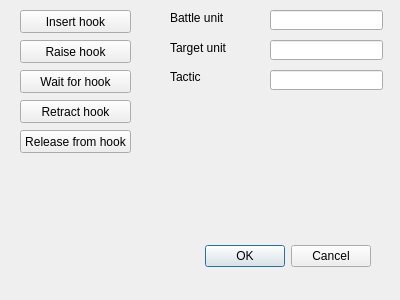
This is MoMTweaker/dialogexternalai.ui in jbalcomb/MoM-RTGT as Qt 5 draws it before an edit. The edited form follows.
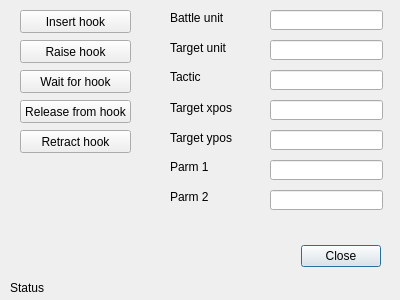
This is the edited form.

The edit to the form file:
```diff
--- a/MoMTweaker/dialogexternalai.ui
+++ b/MoMTweaker/dialogexternalai.ui
@@ -16,9 +16,9 @@
   <widget class="QDialogButtonBox" name="buttonBox">
    <property name="geometry">
     <rect>
-     <x>30</x>
+     <x>20</x>
      <y>240</y>
-     <width>341</width>
+     <width>361</width>
      <height>32</height>
     </rect>
    </property>
@@ -26,7 +26,7 @@
     <enum>Qt::Horizontal</enum>
    </property>
    <property name="standardButtons">
-    <set>QDialogButtonBox::Cancel|QDialogButtonBox::Ok</set>
+    <set>QDialogButtonBox::Close</set>
    </property>
   </widget>
   <widget class="QPushButton" name="pushButton_InsertHook">
@@ -72,7 +72,7 @@
    <property name="geometry">
     <rect>
      <x>20</x>
-     <y>100</y>
+     <y>130</y>
      <width>111</width>
      <height>23</height>
     </rect>
@@ -85,7 +85,7 @@
    <property name="geometry">
     <rect>
      <x>20</x>
-     <y>130</y>
+     <y>100</y>
      <width>111</width>
      <height>23</height>
     </rect>
@@ -163,6 +163,111 @@
     <string>Tactic</string>
    </property>
   </widget>
+  <widget class="QLineEdit" name="lineEdit_TargetXpos">
+   <property name="geometry">
+    <rect>
+     <x>270</x>
+     <y>100</y>
+     <width>113</width>
+     <height>20</height>
+    </rect>
+   </property>
+  </widget>
+  <widget class="QLabel" name="label_4">
+   <property name="geometry">
+    <rect>
+     <x>170</x>
+     <y>100</y>
+     <width>71</width>
+     <height>16</height>
+    </rect>
+   </property>
+   <property name="text">
+    <string>Target xpos</string>
+   </property>
+  </widget>
+  <widget class="QLineEdit" name="lineEdit_TargetYpos">
+   <property name="geometry">
+    <rect>
+     <x>270</x>
+     <y>130</y>
+     <width>113</width>
+     <height>20</height>
+    </rect>
+   </property>
+  </widget>
+  <widget class="QLabel" name="label_5">
+   <property name="geometry">
+    <rect>
+     <x>170</x>
+     <y>130</y>
+     <width>71</width>
+     <height>16</height>
+    </rect>
+   </property>
+   <property name="text">
+    <string>Target ypos</string>
+   </property>
+  </widget>
+  <widget class="QLineEdit" name="lineEdit_Parm1">
+   <property name="geometry">
+    <rect>
+     <x>270</x>
+     <y>160</y>
+     <width>113</width>
+     <height>20</height>
+    </rect>
+   </property>
+  </widget>
+  <widget class="QLabel" name="label_6">
+   <property name="geometry">
+    <rect>
+     <x>170</x>
+     <y>160</y>
+     <width>46</width>
+     <height>13</height>
+    </rect>
+   </property>
+   <property name="text">
+    <string>Parm 1</string>
+   </property>
+  </widget>
+  <widget class="QLineEdit" name="lineEdit_Parm2">
+   <property name="geometry">
+    <rect>
+     <x>270</x>
+     <y>190</y>
+     <width>113</width>
+     <height>20</height>
+    </rect>
+   </property>
+  </widget>
+  <widget class="QLabel" name="label_7">
+   <property name="geometry">
+    <rect>
+     <x>170</x>
+     <y>190</y>
+     <width>46</width>
+     <height>13</height>
+    </rect>
+   </property>
+   <property name="text">
+    <string>Parm 2</string>
+   </property>
+  </widget>
+  <widget class="QLabel" name="label_Status">
+   <property name="geometry">
+    <rect>
+     <x>10</x>
+     <y>280</y>
+     <width>381</width>
+     <height>16</height>
+    </rect>
+   </property>
+   <property name="text">
+    <string>Status</string>
+   </property>
+  </widget>
  </widget>
  <resources/>
  <connections>
```
